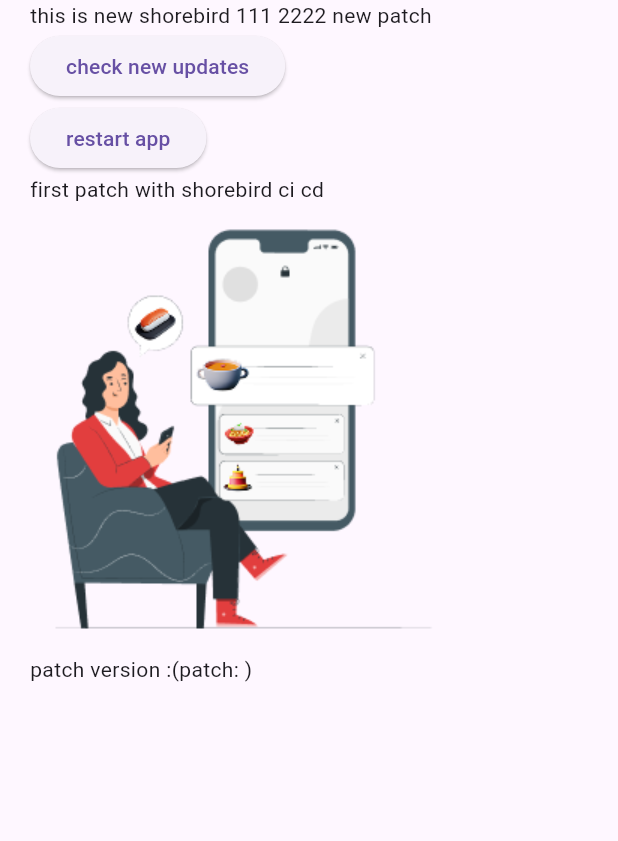
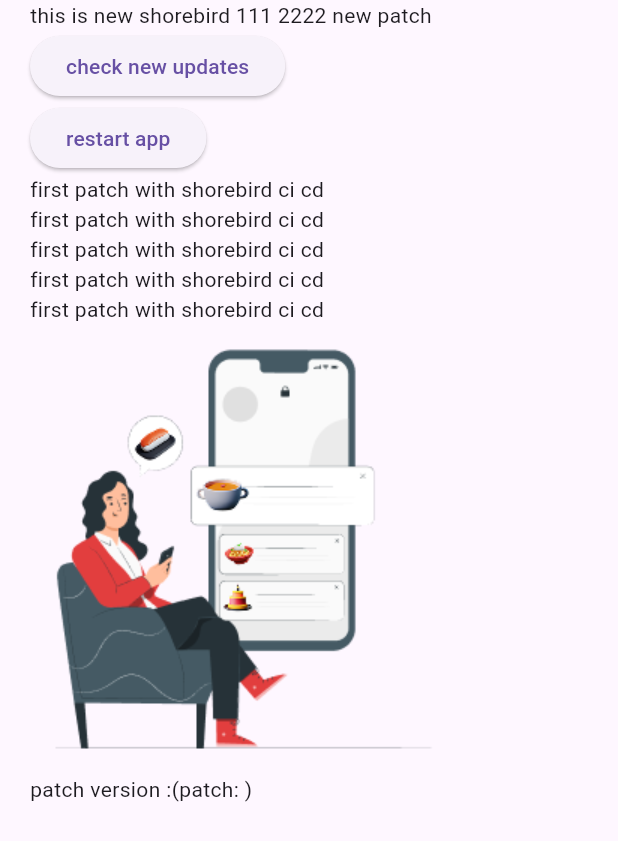
Before and after one commit to Kaushik-Pandav-Lumeaf/shorebird_demo, a Flutter app: the screen it shows after launch, on a phone screen of 412 x 824 dp. Shown: the top 841 px of the screen. Run offline on Flutter 3.47's test engine with Material 3 defaults, Android fonts, the phone set to English and light mode, and no system bars; our stand-ins replace package_info_plus; missing offline and left inert: shorebird_code_push.

Commit message:
- added patch fixed v1

```diff
--- a/lib/homepage/home_page.dart
+++ b/lib/homepage/home_page.dart
@@ -31,6 +31,10 @@ class HomePage extends StatelessWidget {
                 child: Text("restart app"),
               ),
               Text("first patch with shorebird ci cd"),
+              Text("first patch with shorebird ci cd"),
+              Text("first patch with shorebird ci cd"),
+              Text("first patch with shorebird ci cd"),
+              Text("first patch with shorebird ci cd"),
               Image.asset("assets/select 1.png"),
               Text("patch version :${ShorebirdHelper.instance.currentAppVersion}"),
             ],
```
